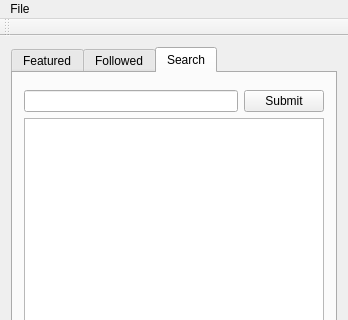
Before: the Qt Designer form Forms/mainwindow.ui in jasonodonnell/twitchcreep, drawn with Qt 5; both pictures show x 0 to 348 and y 0 to 320 of the 348 by 483 pixel window.
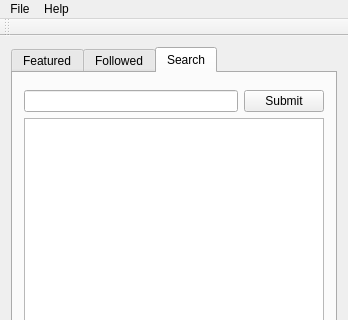
After: the same form once the commit is applied. Icons and pictures are not drawn.

Commit message: Added about and report bug buttons

Patch:
```diff
--- a/Forms/mainwindow.ui
+++ b/Forms/mainwindow.ui
@@ -134,7 +134,16 @@
     <addaction name="Options"/>
     <addaction name="Quit"/>
    </widget>
+   <widget class="QMenu" name="menuHelp">
+    <property name="title">
+     <string>Help</string>
+    </property>
+    <addaction name="separator"/>
+    <addaction name="actionAbout"/>
+    <addaction name="actionReport_Bug"/>
+   </widget>
    <addaction name="menuFile"/>
+   <addaction name="menuHelp"/>
   </widget>
   <widget class="QToolBar" name="mainToolBar">
    <attribute name="toolBarArea">
```
Left out of the diff: 10 changed lines with no effect on the pictures. The commit also changes 6 other files.
